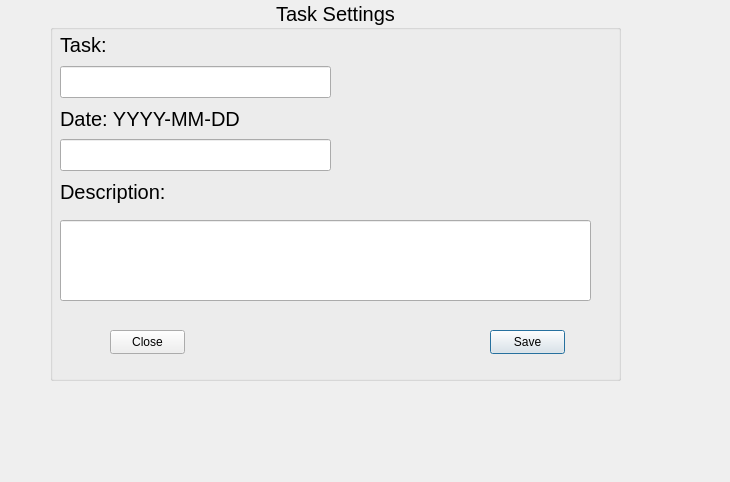
First picture: the form in tasksettings.ui, repository luterofromtx/ActivityPlanner, before the edit.
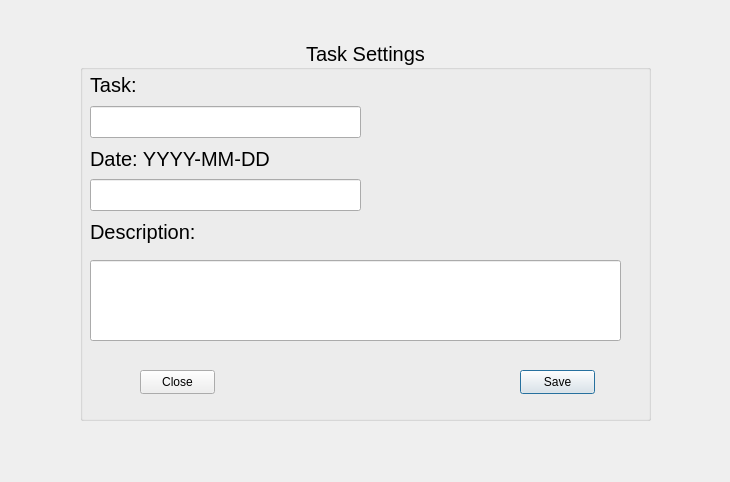
Second picture: the form after the edit.

What changed in the file:
```diff
--- a/tasksettings.ui
+++ b/tasksettings.ui
@@ -16,8 +16,8 @@
   <widget class="QGroupBox" name="groupBox">
    <property name="geometry">
     <rect>
-     <x>50</x>
-     <y>0</y>
+     <x>80</x>
+     <y>40</y>
      <width>571</width>
      <height>381</height>
     </rect>
```
